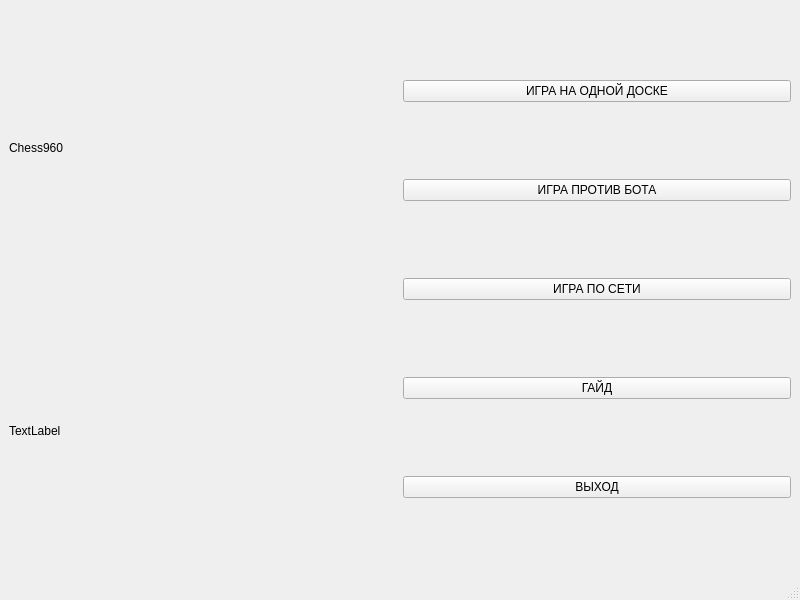
Hugo1174/Chess960, file mainwindow.ui: the form before one commit.
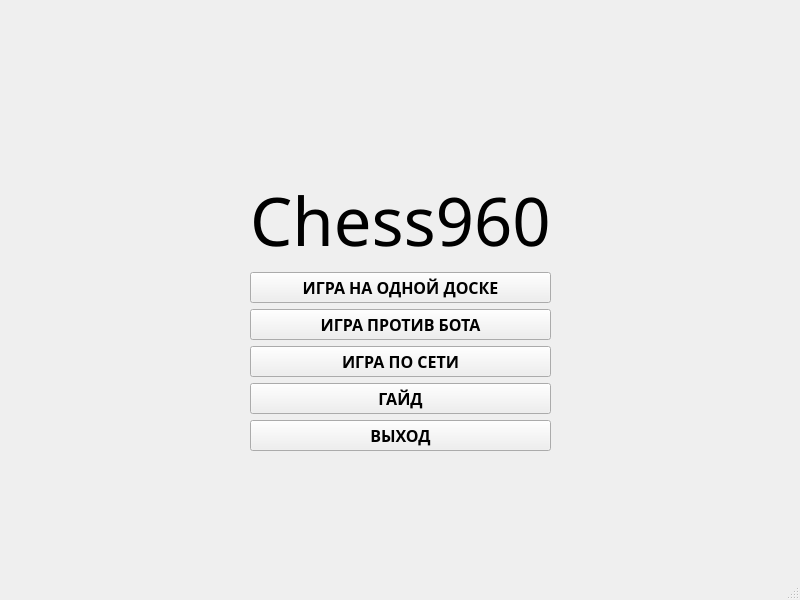
The form after the commit. Icons and pictures are not drawn.

Patch:
```diff
--- a/mainwindow.ui
+++ b/mainwindow.ui
@@ -27,27 +27,34 @@
   </property>
   <widget class="QWidget" name="centralwidget">
    <layout class="QGridLayout" name="gridLayout">
-    <item row="0" column="0">
-     <widget class="QLabel" name="label">
-      <property name="enabled">
-       <bool>true</bool>
-      </property>
-      <property name="text">
-       <string>Chess960</string>
-      </property>
-     </widget>
-    </item>
-    <item row="1" column="0">
+    <item row="4" column="3">
      <widget class="QLabel" name="label_2">
       <property name="text">
-       <string>TextLabel</string>
+       <string/>
       </property>
      </widget>
     </item>
-    <item row="0" column="1" rowspan="2">
+    <item row="0" column="0">
+     <widget class="QLabel" name="label_6">
+      <property name="text">
+       <string/>
+      </property>
+     </widget>
+    </item>
+    <item row="4" column="1">
      <layout class="QVBoxLayout" name="verticalLayout">
       <item>
        <widget class="QPushButton" name="pushButton_play1">
+        <property name="font">
+         <font>
+          <family>Century Gothic</family>
+          <pointsize>12</pointsize>
+          <bold>true</bold>
+         </font>
+        </property>
+        <property name="mouseTracking">
+         <bool>true</bool>
+        </property>
         <property name="text">
          <string>ИГРА НА ОДНОЙ ДОСКЕ</string>
         </property>
@@ -55,6 +62,16 @@
       </item>
       <item>
        <widget class="QPushButton" name="pushButton_play2">
+        <property name="font">
+         <font>
+          <family>Century Gothic</family>
+          <pointsize>12</pointsize>
+          <bold>true</bold>
+         </font>
+        </property>
+        <property name="mouseTracking">
+         <bool>true</bool>
+        </property>
         <property name="text">
          <string>ИГРА ПРОТИВ БОТА</string>
         </property>
@@ -62,6 +79,16 @@
       </item>
       <item>
        <widget class="QPushButton" name="pushButton_play3">
+        <property name="font">
+         <font>
+          <family>Century Gothic</family>
+          <pointsize>12</pointsize>
+          <bold>true</bold>
+         </font>
+        </property>
+        <property name="mouseTracking">
+         <bool>true</bool>
+        </property>
         <property name="text">
          <string>ИГРА ПО СЕТИ</string>
         </property>
@@ -69,6 +96,16 @@
       </item>
       <item>
        <widget class="QPushButton" name="pushButton_guide">
+        <property name="font">
+         <font>
+          <family>Century Gothic</family>
+          <pointsize>12</pointsize>
+          <bold>true</bold>
+         </font>
+        </property>
+        <property name="mouseTracking">
+         <bool>true</bool>
+        </property>
         <property name="text">
          <string>ГАЙД</string>
         </property>
@@ -76,6 +113,16 @@
       </item>
       <item>
        <widget class="QPushButton" name="pushButton_exit">
+        <property name="font">
+         <font>
+          <family>Century Gothic</family>
+          <pointsize>12</pointsize>
+          <bold>true</bold>
+         </font>
+        </property>
+        <property name="mouseTracking">
+         <bool>true</bool>
+        </property>
         <property name="text">
          <string>ВЫХОД</string>
         </property>
@@ -83,6 +130,96 @@
       </item>
      </layout>
     </item>
+    <item row="1" column="0">
+     <widget class="QLabel" name="label_5">
+      <property name="text">
+       <string/>
+      </property>
+     </widget>
+    </item>
+    <item row="2" column="0">
+     <spacer name="verticalSpacer">
+      <property name="orientation">
+       <enum>Qt::Orientation::Vertical</enum>
+      </property>
+      <property name="sizeHint" stdset="0">
+       <size>
+        <width>20</width>
+        <height>40</height>
+       </size>
+      </property>
+     </spacer>
+    </item>
+    <item row="2" column="3">
+     <spacer name="verticalSpacer_3">
+      <property name="orientation">
+       <enum>Qt::Orientation::Vertical</enum>
+      </property>
+      <property name="sizeHint" stdset="0">
+       <size>
+        <width>20</width>
+        <height>40</height>
+       </size>
+      </property>
+     </spacer>
+    </item>
+    <item row="4" column="0">
+     <widget class="QLabel" name="label">
+      <property name="text">
+       <string/>
+      </property>
+     </widget>
+    </item>
+    <item row="5" column="1">
+     <spacer name="verticalSpacer_2">
+      <property name="orientation">
+       <enum>Qt::Orientation::Vertical</enum>
+      </property>
+      <property name="sizeHint" stdset="0">
+       <size>
+        <width>20</width>
+        <height>40</height>
+       </size>
+      </property>
+     </spacer>
+    </item>
+    <item row="1" column="3">
+     <widget class="QLabel" name="label_7">
+      <property name="text">
+       <string/>
+      </property>
+     </widget>
+    </item>
+    <item row="0" column="3">
+     <widget class="QLabel" name="label_8">
+      <property name="text">
+       <string/>
+      </property>
+     </widget>
+    </item>
+    <item row="3" column="1">
+     <widget class="QLabel" name="label_4">
+      <property name="font">
+       <font>
+        <family>Century Gothic</family>
+        <pointsize>50</pointsize>
+       </font>
+      </property>
+      <property name="text">
+       <string>Chess960</string>
+      </property>
+     </widget>
+    </item>
+    <item row="0" column="1" rowspan="3">
+     <widget class="QLabel" name="label_3">
+      <property name="styleSheet">
+       <string notr="true">image: url(:/new/prefix1/pieces600/wn.png);</string>
+      </property>
+      <property name="text">
+       <string/>
+      </property>
+     </widget>
+    </item>
    </layout>
   </widget>
   <widget class="QMenuBar" name="menubar">
```
Left out of the diff: 19 changed lines with no effect on the pictures.
